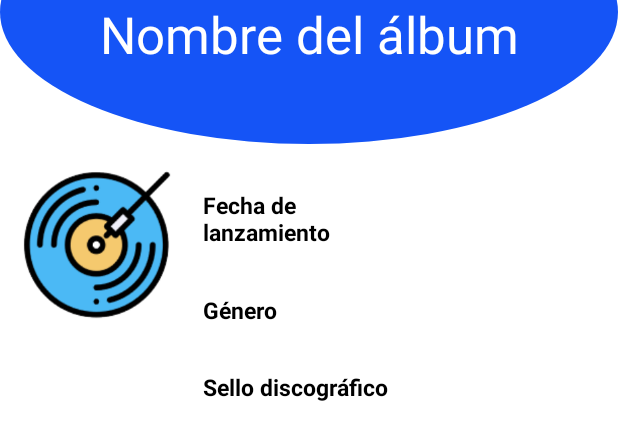
After one commit to jgutierrez9891/vinilosMobile, an Android app: the layout fragment_album_detail.xml on its own in the app's theme, with its tools: preview values and no code run, on a phone screen of 412 x 824 dp. The commit adds this screen. Shown: the top 440 px of the screen. Run offline under Robolectric (Android 15) with nearby library versions, the phone set to English and light mode, and no system bars; network calls fail.

Commit message:
Se crea diseño de nuevo fragmento detalle álbum

```diff
--- /dev/null
+++ b/app/src/main/java/com/example/android/vinylsappg21/ui/albums/AlbumDetailFragment.kt
@@ -0,0 +1,59 @@
+package com.example.android.vinylsappg21.ui.albums
+
+import android.os.Bundle
+import androidx.fragment.app.Fragment
+import android.view.LayoutInflater
+import android.view.View
+import android.view.ViewGroup
+
+// TODO: Rename parameter arguments, choose names that match
+// the fragment initialization parameters, e.g. ARG_ITEM_NUMBER
+private const val ARG_PARAM1 = "param1"
+private const val ARG_PARAM2 = "param2"
+
+/**
+ * A simple [Fragment] subclass.
+ * Use the [AlbumDetailFragment.newInstance] factory method to
+ * create an instance of this fragment.
+ */
+class AlbumDetailFragment : Fragment() {
+    // TODO: Rename and change types of parameters
+    private var param1: String? = null
+    private var param2: String? = null
+
+    override fun onCreate(savedInstanceState: Bundle?) {
+        super.onCreate(savedInstanceState)
+        arguments?.let {
+            param1 = it.getString(ARG_PARAM1)
+            param2 = it.getString(ARG_PARAM2)
+        }
+    }
+
+    override fun onCreateView(
+        inflater: LayoutInflater, container: ViewGroup?,
+        savedInstanceState: Bundle?
+    ): View? {
+        // Inflate the layout for this fragment
+        return inflater.inflate(R.layout.fragment_album_detail, container, false)
+    }
+
+    companion object {
+        /**
+         * Use this factory method to create a new instance of
+         * this fragment using the provided parameters.
+         *
+         * @param param1 Parameter 1.
+         * @param param2 Parameter 2.
+         * @return A new instance of fragment AlbumDetailFragment.
+         */
+        // TODO: Rename and change types and number of parameters
+        @JvmStatic
+        fun newInstance(param1: String, param2: String) =
+            AlbumDetailFragment().apply {
+                arguments = Bundle().apply {
+                    putString(ARG_PARAM1, param1)
+                    putString(ARG_PARAM2, param2)
+                }
+            }
+    }
+}
--- /dev/null
+++ b/app/src/main/res/drawable/semicircle.xml
@@ -0,0 +1,9 @@
+<?xml version="1.0" encoding="utf-8"?>
+<shape xmlns:android="http://schemas.android.com/apk/res/android"
+    android:shape="oval"
+    android:useLevel="false" >
+    <solid android:color="@color/main_blue" />
+    <size
+        android:height="50dp"
+        android:width="50dp" />
+</shape>
--- /dev/null
+++ b/app/src/main/res/layout/fragment_album_detail.xml
@@ -0,0 +1,154 @@
+<?xml version="1.0" encoding="utf-8"?>
+<FrameLayout xmlns:android="http://schemas.android.com/apk/res/android"
+    xmlns:app="http://schemas.android.com/apk/res-auto"
+    xmlns:tools="http://schemas.android.com/tools"
+    android:layout_width="match_parent"
+    android:layout_height="match_parent"
+    tools:context=".AlbumDetailFragment">
+
+    <LinearLayout
+        android:layout_width="match_parent"
+        android:layout_height="match_parent"
+        android:orientation="vertical">
+
+        <LinearLayout
+            android:layout_width="match_parent"
+            android:layout_height="@dimen/nav_header_height"
+            android:layout_marginTop="-80sp"
+            android:background="@drawable/semicircle"
+            android:orientation="vertical">
+
+            <TextView
+                android:id="@+id/tvAlbumName"
+                android:layout_width="match_parent"
+                android:layout_height="match_parent"
+                android:layout_marginTop="30sp"
+                android:gravity="center_horizontal|center_vertical"
+                android:text="@string/hello_blank_fragment"
+                android:textColor="@color/white"
+                android:textSize="34sp"
+                tools:text="Nombre del álbum" />
+
+        </LinearLayout>
+
+        <ScrollView
+            android:layout_width="match_parent"
+            android:layout_height="match_parent">
+
+            <LinearLayout
+                android:layout_width="match_parent"
+                android:layout_height="wrap_content"
+                android:orientation="horizontal">
+
+                <ImageView
+                    android:id="@+id/ivAlbumCover"
+                    android:layout_width="110sp"
+                    android:layout_height="110sp"
+                    android:layout_marginStart="10sp"
+                    android:layout_marginTop="10sp"
+                    android:layout_marginEnd="15sp"
+                    android:layout_marginBottom="2sp"
+                    android:adjustViewBounds="true"
+                    android:contentDescription="@string/album_lbl_desCoverImg"
+                    android:gravity="start"
+                    android:scaleType="fitXY"
+                    android:src="@drawable/ic_vinilos" />
+
+                <LinearLayout
+                    android:layout_width="match_parent"
+                    android:layout_height="wrap_content"
+                    android:orientation="vertical">
+
+                    <LinearLayout
+                        android:layout_width="match_parent"
+                        android:layout_height="match_parent"
+                        android:orientation="horizontal">
+
+                        <TextView
+                            android:id="@+id/tvReleaseDateLbl"
+                            android:layout_width="fill_parent"
+                            android:layout_height="40sp"
+                            android:layout_marginTop="30sp"
+                            android:layout_weight="1"
+                            android:text="@string/album_lbl_releaseDate"
+                            android:textColor="@android:color/black"
+                            android:textSize="15sp"
+                            android:textStyle="bold" />
+
+                        <TextView
+                            android:id="@+id/tvReleaseDateText"
+                            android:layout_width="fill_parent"
+                            android:layout_height="40sp"
+                            android:layout_marginTop="30sp"
+                            android:layout_weight="1"
+                            android:textColor="@android:color/black"
+                            android:textSize="15sp" />
+                    </LinearLayout>
+
+                    <LinearLayout
+                        android:layout_width="match_parent"
+                        android:layout_height="match_parent"
+                        android:orientation="horizontal">
+
+                        <TextView
+                            android:id="@+id/tvGenreLbl"
+                            android:layout_width="fill_parent"
+                            android:layout_height="fill_parent"
+                            android:layout_marginTop="30sp"
+                            android:layout_weight="1"
+                            android:text="@string/album_lbl_genre"
+                            android:textColor="@android:color/black"
+                            android:textSize="15sp"
+                            android:textStyle="bold" />
+
+                        <TextView
+                            android:id="@+id/tvReleaseGenreText"
+                            android:layout_width="fill_parent"
+                            android:layout_height="wrap_content"
+                            android:layout_marginTop="30sp"
+                            android:layout_weight="1"
+                            android:textColor="@android:color/black"
+                            android:textSize="15sp" />
+                    </LinearLayout>
+
+                    <LinearLayout
+                        android:layout_width="match_parent"
+                        android:layout_height="match_parent"
+                        android:orientation="horizontal">
+
+                        <TextView
+                            android:id="@+id/tvRecordBrandLbl"
+                            android:layout_width="fill_parent"
+                            android:layout_height="fill_parent"
+                            android:layout_marginTop="30sp"
+                            android:layout_weight="1"
+                            android:text="@string/album_lbl_recordBrand"
+                            android:textColor="@android:color/black"
+                            android:textSize="15sp"
+                            android:textStyle="bold" />
+
+                        <TextView
+                            android:id="@+id/tvRecordBrandText"
+                            android:layout_width="fill_parent"
+                            android:layout_height="wrap_content"
+                            android:layout_marginTop="30sp"
+                            android:layout_weight="1"
+                            android:textColor="@android:color/black"
+                            android:textSize="15sp" />
+                    </LinearLayout>
+
+                    <TextView
+                        android:id="@+id/tvDescriptionText"
+                        android:layout_width="match_parent"
+                        android:layout_height="0dp"
+                        android:layout_marginTop="30sp"
+                        android:layout_weight="1"
+                        android:textColor="@android:color/black"
+                        android:textSize="15sp" />
+                </LinearLayout>
+            </LinearLayout>
+        </ScrollView>
+
+    </LinearLayout>
+
+</FrameLayout>
--- a/app/src/main/res/values/strings.xml
+++ b/app/src/main/res/values/strings.xml
@@ -18,4 +18,9 @@
     <string name="btn_new_album">NUEVO ÁLBUM</string>
     <string name="albums_fragment_desc">Encuentra tu álbum favorito</string>
     <string name="artists_fragment_desc">Encuentra tu artista favorito</string>
+    <string name="album_lbl_releaseDate">Fecha de lanzamiento</string>
+    <string name="album_lbl_genre">Género</string>
+    <string name="album_lbl_recordBrand">Sello discográfico</string>
+    <string name="album_lbl_desCoverImg">Portada del álbum</string>
+    <string name="hello_blank_fragment">Hello blank fragment</string>
 </resources>
```
